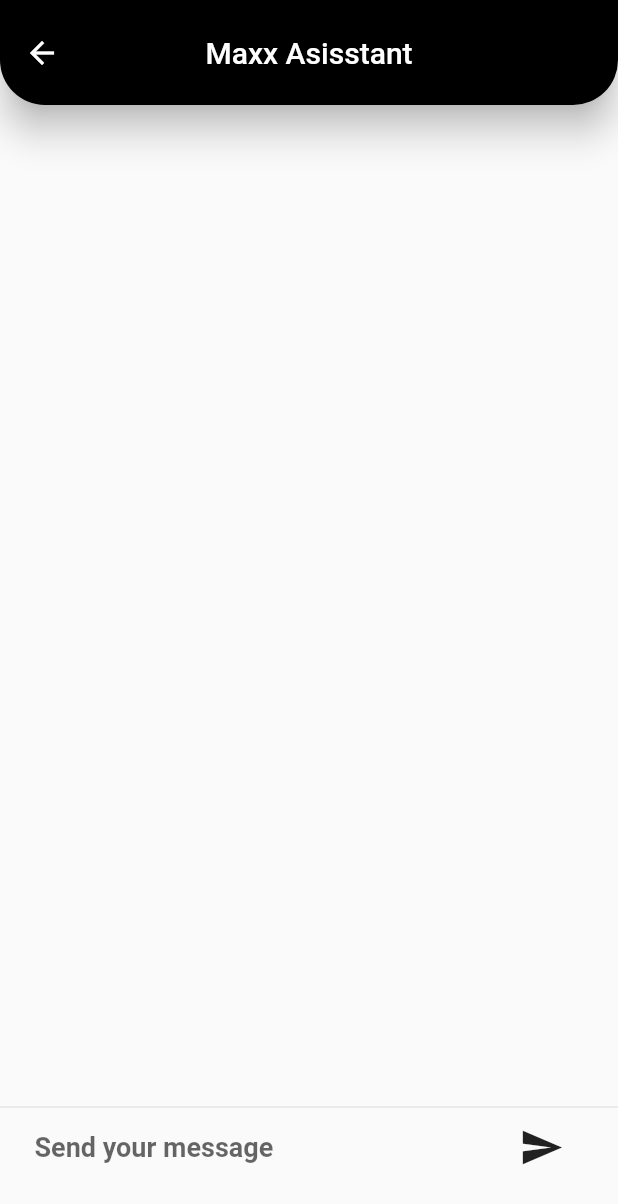
After one commit to SumeyyeA/MaxxAsisstant-Flutter, a Flutter app: the Screen2 screen opened directly, after a tap on the "send" icon, on a phone screen of 412 x 824 dp. The commit adds this screen. Shown: the top 1204 px of the screen. Run offline on Flutter 3.47's test engine with Material 2 defaults, Android fonts, the light colour scheme and no system bars; our stand-ins replace bubble, flutter_spinkit, pinput, salomon_bottom_bar; missing offline and left inert: dialog_flowtter, dialogflow_flutter, passcode_screen.

Commit message:
add chatbot screen

```diff
--- /dev/null
+++ b/maxxasisstantt/lib/view/ChatBotScreen.dart
@@ -0,0 +1,152 @@
+import 'package:dialog_flowtter/dialog_flowtter.dart';
+import 'package:dialogflow_flutter/googleAuth.dart';
+import 'package:flutter/material.dart';
+import 'package:bubble/bubble.dart';
+
+class ChatBotScreen extends StatefulWidget {
+  @override
+  _ChatBotScreenState createState() => _ChatBotScreenState();
+}
+
+class _ChatBotScreenState extends State<ChatBotScreen> {
+  late DialogFlowtter _dialogFlowtter;
+  final messageInsert = TextEditingController();
+  List<Map<String, dynamic>> messages = [];
+
+  @override
+  initState() {
+    super.initState();
+    DialogFlowtter.fromFile().then((value) {
+      _dialogFlowtter = value;
+    });
+  }
+
+  void addMessage(String message, [bool isUserMessage = false]) {
+    messages.add({
+      'message': message,
+      'isUserMessage': isUserMessage,
+    });
+  }
+
+  @override
+  Widget build(BuildContext context) {
+    return Scaffold(
+      appBar: AppBar(
+        centerTitle: true,
+        toolbarHeight: 70,
+        shape: const RoundedRectangleBorder(
+          borderRadius: BorderRadius.only(
+            bottomLeft: Radius.circular(30),
+            bottomRight: Radius.circular(30),
+          ),
+        ),
+        elevation: 10,
+        title: const Text("Maxx Asisstant"),
+        backgroundColor: Colors.black,
+      ),
+      body: Container(
+        child: Column(
+          children: <Widget>[
+            Flexible(
+                child: ListView.builder(
+                    reverse: true,
+                    itemCount: messages.length,
+                    itemBuilder: (context, index) => chat(
+                        messages[index]["message"].toString(),
+                        messages[index]["isUserMessage"]))),
+            const Divider(
+              height: 6.0,
+            ),
+            Container(
+              padding:
+                  const EdgeInsets.only(left: 15.0, right: 15.0, bottom: 20),
+              margin: const EdgeInsets.symmetric(horizontal: 8.0),
+              child: Row(
+                children: <Widget>[
+                  Flexible(
+                      child: TextField(
+                    controller: messageInsert,
+                    decoration: const InputDecoration.collapsed(
+                        hintText: "Send your message",
+                        hintStyle: TextStyle(
+                            fontWeight: FontWeight.bold, fontSize: 18.0)),
+                  )),
+                  Container(
+                    margin: const EdgeInsets.symmetric(horizontal: 4.0),
+                    child: IconButton(
+                        icon: const Icon(
+                          Icons.send,
+                          size: 30.0,
+                        ),
+                        onPressed: () async {
+                          if (messageInsert.text.isEmpty) {
+                            print("empty message");
+                          } else {
+                            setState(() {
+                              addMessage(
+                                messageInsert.text,
+                                false,
+                              );
+                            });
+                            DetectIntentResponse response =
+                                await _dialogFlowtter.detectIntent(
+                                    queryInput: QueryInput(
+                                        text: TextInput(
+                                            text: messageInsert.text,
+                                            languageCode: "en-US")));
+                            messageInsert.clear();
+                            print(response);
+
+                            if (response.message == null) return;
+                            setState(() {
+                              addMessage(
+                                  response.message!.text!.text![0], true);
+                            });
+                          }
+                        }),
+                  )
+                ],
+              ),
+            ),
+            const SizedBox(
+              height: 15.0,
+            )
+          ],
+        ),
+      ),
+    );
+  }
+
+  Widget chat(String message, bool isUserMessage) {
+    return Padding(
+      padding: const EdgeInsets.all(10.0),
+      child: Bubble(
+          radius: const Radius.circular(15.0),
+          color: isUserMessage ? Colors.blue : Colors.orangeAccent,
+          elevation: 0.0,
+          alignment: isUserMessage ? Alignment.topLeft : Alignment.topRight,
+          nip: isUserMessage ? BubbleNip.leftBottom : BubbleNip.rightTop,
+          child: Padding(
+            padding: const EdgeInsets.all(2.0),
+            child: Row(
+              mainAxisSize: MainAxisSize.min,
+              children: <Widget>[
+                /*CircleAvatar(
+                  backgroundImage: AssetImage(
+                      isUserMessage ? "assets/bot.png" : "assets/user.png"),
+                ),*/
+                const SizedBox(
+                  width: 10.0,
+                ),
+                Flexible(
+                    child: Text(
+                  message,
+                  style: const TextStyle(
+                      color: Colors.white, fontWeight: FontWeight.bold),
+                ))
+              ],
+            ),
+          )),
+    );
+  }
+}
--- a/maxxasisstantt/lib/view/Screen2.dart
+++ b/maxxasisstantt/lib/view/Screen2.dart
@@ -1,5 +1,6 @@
 import 'package:flutter/material.dart';
 import 'package:maxxasisstantt/app/constant/app_image.dart';
+import 'package:maxxasisstantt/view/ChatBotScreen.dart';
 import 'package:maxxasisstantt/view/view_model/Screen3.dart';
 import 'package:salomon_bottom_bar/salomon_bottom_bar.dart';
 
@@ -67,8 +68,8 @@ class Screen2 extends StatelessWidget {
         currentIndex: _currentIndex,
         onTap: (i) {
           print(i);
-          Navigator.push(
-              context, MaterialPageRoute(builder: (context) => Screen3()));
+          Navigator.push(context,
+              MaterialPageRoute(builder: (context) => ChatBotScreen()));
         },
         items: [
           /// Home
@@ -80,14 +81,14 @@ class Screen2 extends StatelessWidget {
 
           /// Likes
           SalomonBottomBarItem(
-            icon: const Icon(Icons.diamond),
+            icon: const Icon(Icons.message),
             title: const Text("Likes"),
             selectedColor: Colors.blue,
           ),
 
           /// Search
           SalomonBottomBarItem(
-            icon: const Icon(Icons.message),
+            icon: const Icon(Icons.phone),
             title: const Text("Search"),
             selectedColor: Colors.blue,
           ),
--- a/maxxasisstantt/pubspec.yaml
+++ b/maxxasisstantt/pubspec.yaml
@@ -14,6 +14,9 @@ dependencies:
   provider: ^5.0.0
   pinput: ^3.0.1
   salomon_bottom_bar: ^3.3.2
+  dialog_flowtter: ^0.3.3
+  dialogflow_flutter: ^1.0.0
+  bubble: ^1.2.1
 
 dev_dependencies:
   flutter_test:
@@ -24,3 +27,4 @@ flutter:
   uses-material-design: true
   assets:
     - assets/images/
+    - assets/dialog_flow_auth.json
```
Also changed, not shown: maxxasisstantt/assets/dialog_flow_auth.json (added, +13 -0 lines), maxxasisstantt/lib/view/ChatPage.dart (added, +63 -0 lines), maxxasisstantt/pubspec.lock.
